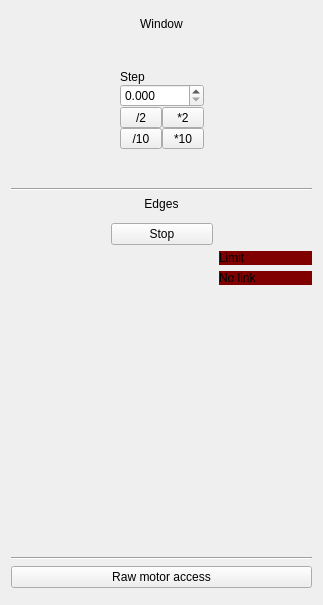
Before: the Qt Designer form share/imblSlits/slits.ui in AustralianSynchrotron/imblSlits, drawn with Qt 5.
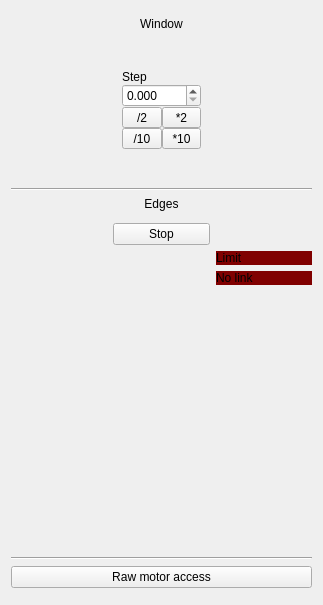
After: the same form once the commit is applied. Custom widgets are drawn as their Qt base class.

```diff
--- a/share/imblSlits/slits.ui
+++ b/share/imblSlits/slits.ui
@@ -31,7 +31,7 @@
            <number>3</number>
           </property>
           <property name="maximum">
-           <double>10000.000000000000000</double>
+           <double>100.000000000000000</double>
           </property>
          </widget>
         </item>
```
